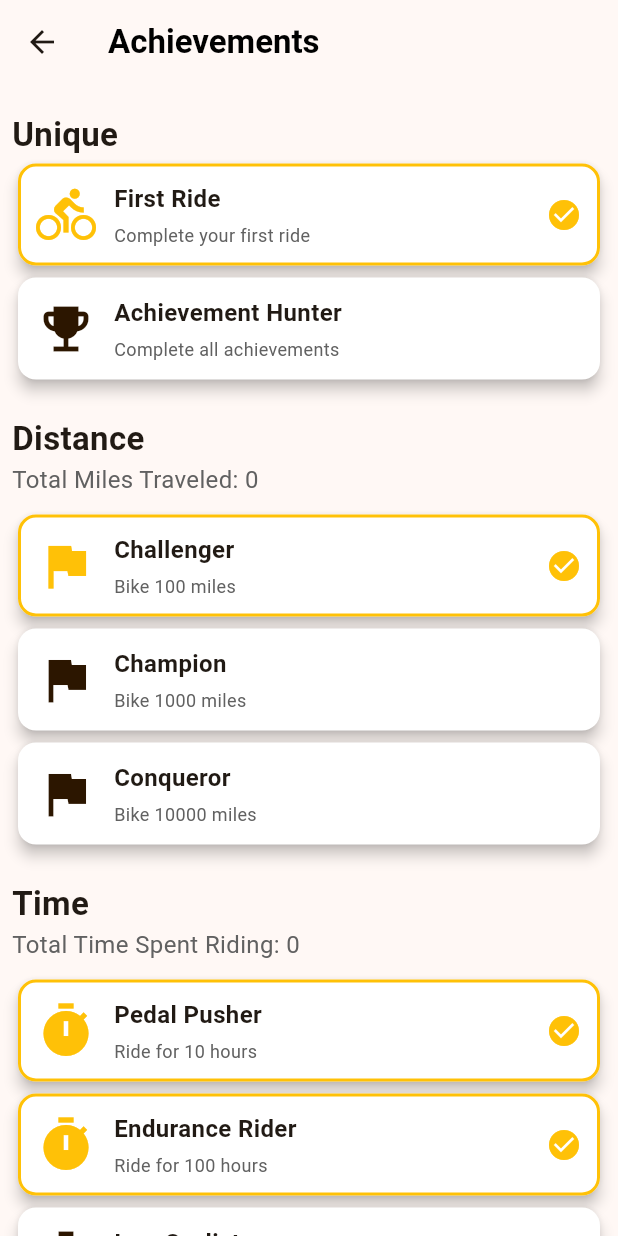
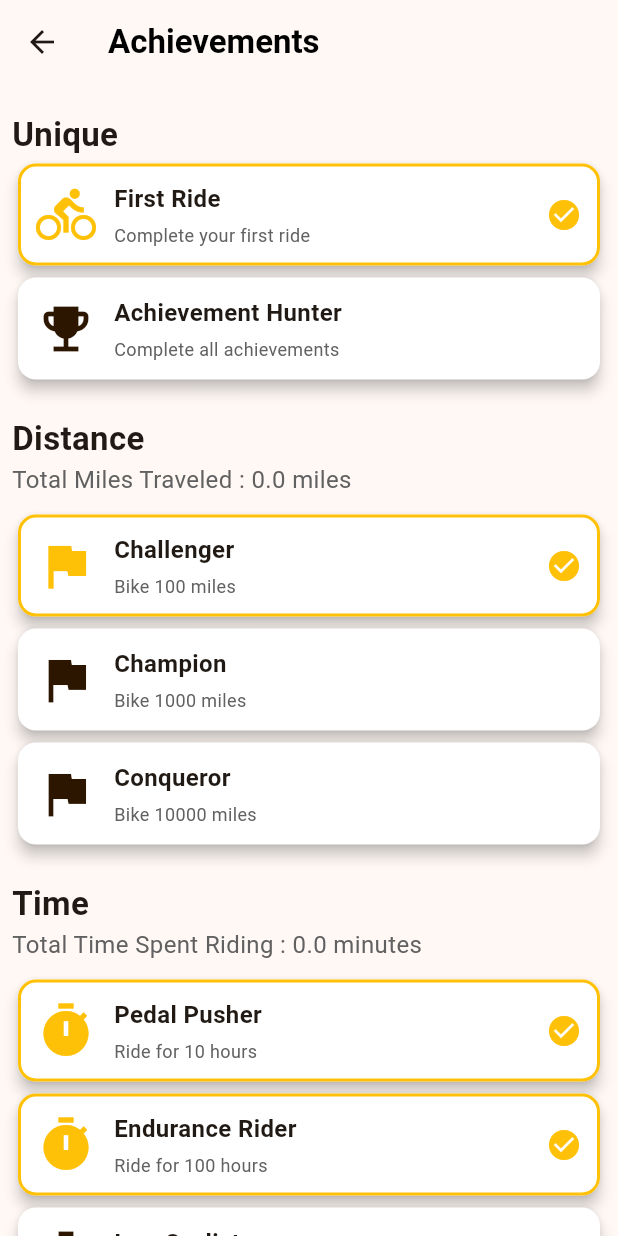
Before and after one commit to UCD-193AB-ws24/CycleGuardFrontend, a Flutter app: the AchievementsPage screen opened directly, on a phone screen of 412 x 824 dp. Run offline on Flutter 3.47's test engine with Material 3 defaults, Android fonts, the phone set to English and light mode, and no system bars; our stand-ins replace fl_chart, fluttertoast, get, google_fonts, smooth_page_indicator; missing offline and left inert: dart:ffi; network calls fail.

Commit message:
Achievements page displays total distance, time, and consistency. user_stats_provider can be used to access user stats in all files.

```diff
--- /dev/null
+++ b/lib/data/user_stats_provider.dart
@@ -0,0 +1,27 @@
+// user_stats_provider.dart
+import 'package:flutter/material.dart';
+import 'package:cycle_guard_app/data/user_stats_accessor.dart'; // Assuming the accessor is here
+
+class UserStatsProvider with ChangeNotifier {
+  String username = "";
+  double totalDistance = 0;
+  double totalTime = 0;
+  int rideStreak = 0;
+  int bestStreak = 0;
+  int accountCreationTime = 0;
+  int lastRideDay = 0;
+
+  // Method to fetch user stats and update the state
+  Future<void> fetchUserStats() async {
+    final userStats = await UserStatsAccessor.getUserStats();
+
+    accountCreationTime = userStats.accountCreationTime;
+    totalDistance = userStats.totalDistance;
+    totalTime = userStats.totalTime;
+    rideStreak = userStats.rideStreak;
+    bestStreak = userStats.bestStreak;
+    lastRideDay = userStats.lastRideDay;
+    username = userStats.username;
+    notifyListeners(); // Notify listeners that stats are updated
+  }
+}
--- a/lib/pages/achievements_page.dart
+++ b/lib/pages/achievements_page.dart
@@ -1,7 +1,20 @@
 import 'package:flutter/material.dart';
 import '../main.dart';
+import 'package:cycle_guard_app/data/user_stats_accessor.dart';
+import 'package:provider/provider.dart';
+import 'package:cycle_guard_app/data/user_stats_provider.dart';
 
-class AchievementsPage extends StatelessWidget {
+class AchievementsPage extends StatefulWidget {
+  @override
+  _AchievementsPageState createState() => _AchievementsPageState();
+}
+
+class _AchievementsPageState extends State<AchievementsPage> {
+  /*double totalDistance = 0;
+  double totalTime = 0;
+  int rideStreak = 0;
+  int bestStreak = 0;*/
+
   final List<Map<String, dynamic>> uniqueAchievements = [
     {'title': 'First Ride', 'description': 'Complete your first ride', 'icon': Icons.directions_bike},
     {'title': 'Achievement Hunter', 'description': 'Complete all achievements', 'icon': Icons.emoji_events},
@@ -32,7 +45,29 @@ class AchievementsPage extends StatelessWidget {
   int achievementIndex = 0;
 
   @override
+  void initState() {
+    super.initState();
+    Future.microtask(() => Provider.of<UserStatsProvider>(context, listen: false).fetchUserStats());
+    //_getUserStats();
+  }
+
+    /*void _getUserStats() async {
+    final userStats = await UserStatsAccessor.getUserStats();
+    if (mounted) {
+      setState(() {
+        totalDistance = userStats.totalDistance;
+        totalTime = userStats.totalTime;
+        rideStreak = userStats.rideStreak;
+        bestStreak = userStats.bestStreak;
+      });
+    }
+  }*/
+
+  @override
   Widget build(BuildContext context) {
+    //_getUserStats();
+    final userStats = Provider.of<UserStatsProvider>(context);
+
     final selectedColor = Theme.of(context).colorScheme.primary;
     final isDarkMode = Theme.of(context).brightness == Brightness.dark;
 
@@ -44,9 +79,9 @@ class AchievementsPage extends StatelessWidget {
         padding: const EdgeInsets.all(8.0),
         children: [
           _buildSection('Unique', '', uniqueAchievements, selectedColor, isDarkMode),
-          _buildSection('Distance', 'Total Miles Traveled: 0', distanceAchievements, selectedColor, isDarkMode),
-          _buildSection('Time', 'Total Time Spent Riding: 0', timeAchievements, selectedColor, isDarkMode),
-          _buildSection('Consistency', 'Days in a Row: 0', consistencyAchievements, selectedColor, isDarkMode),
+          _buildSection('Distance', 'Total Miles Traveled : ${userStats.totalDistance} miles', distanceAchievements, selectedColor, isDarkMode),
+          _buildSection('Time', 'Total Time Spent Riding : ${userStats.totalTime} minutes', timeAchievements, selectedColor, isDarkMode),
+          _buildSection('Consistency', 'Current Days in a Row : ${userStats.rideStreak} \nBest : ${userStats.bestStreak}', consistencyAchievements, selectedColor, isDarkMode),
         ],
       ),
     );
```
Also changed, not shown: lib/main.dart (+14 -8 lines).
